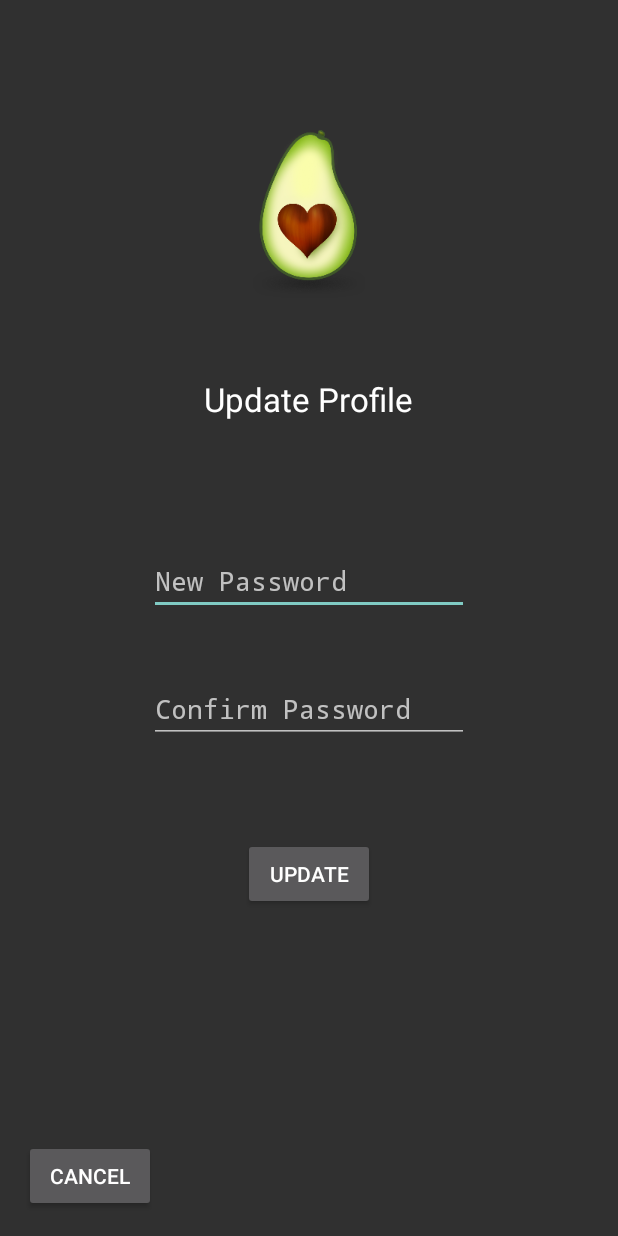
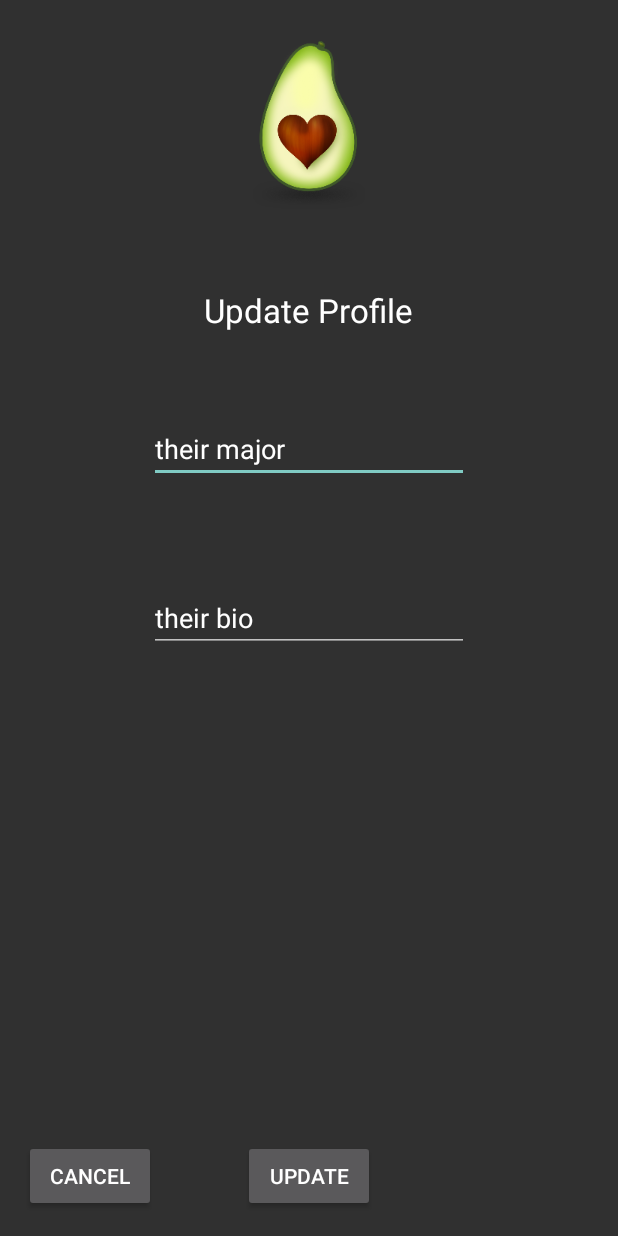
Before and after one commit to adityavishwanath/FreshAvocados, an Android app: the EditProfileActivity screen opened directly, with no data from a screen before it, on a phone screen of 412 x 824 dp. Run offline under Robolectric (Android 15) with nearby library versions, the phone set to English and light mode, and no system bars; 2 statements that could not run were skipped.

Commit message:
Bio/Major are now fully integrated into the app

```diff
--- a/app/src/main/res/layout/activity_edit_profile.xml
+++ b/app/src/main/res/layout/activity_edit_profile.xml
@@ -17,7 +17,6 @@
         android:clickable="true"
         android:baselineAlignBottom="false"
         android:adjustViewBounds="false"
-        android:layout_marginTop="59dp"
         android:layout_alignParentTop="true"
         android:layout_centerHorizontal="true" />
 
@@ -35,43 +34,47 @@
     <EditText
         android:layout_width="wrap_content"
         android:layout_height="wrap_content"
-        android:inputType="textPassword"
         android:ems="10"
-        android:id="@+id/new_password"
-        android:hint="@string/new_password"
+        android:id="@+id/majorEdit"
+        android:layout_marginTop="55dp"
+        android:inputType="text"
+        android:text="their major"
+        android:editable="true"
         android:layout_below="@+id/updateProfile"
         android:layout_centerHorizontal="true"
-        android:layout_marginTop="84dp" />
-
-    <EditText
-        android:layout_width="wrap_content"
-        android:layout_height="wrap_content"
-        android:inputType="textPassword"
-        android:ems="10"
-        android:id="@+id/confirm_new_password"
-        android:hint="@string/confirm_password"
-        android:layout_marginTop="40dp"
-        android:layout_below="@+id/new_password"
-        android:layout_alignStart="@+id/new_password" />
+        android:hint="Major" />
 
     <Button
         android:layout_width="wrap_content"
         android:layout_height="wrap_content"
         android:id="@+id/updateButton"
-        android:layout_below="@+id/confirm_new_password"
-        android:layout_centerHorizontal="true"
-        android:layout_marginTop="63dp"
         android:text="Update"
         android:clickable="true"
-        android:onClick="onClickUpdate" />
+        android:onClick="onClickUpdate"
+        android:layout_alignParentBottom="true"
+        android:layout_centerHorizontal="true" />
 
     <Button
         android:layout_width="wrap_content"
         android:layout_height="wrap_content"
-        android:id="@+id/button3"
+        android:id="@+id/cancelButton"
         android:text="Cancel"
         android:clickable="true"
         android:layout_alignParentBottom="true"
         android:layout_alignParentStart="true"
-        android:onClick="onClickCancelEditProfile" />
+        android:onClick="onClickCancelEditProfile"
+        android:enabled="true" />
+
+    <EditText
+        android:layout_width="wrap_content"
+        android:layout_height="wrap_content"
+        android:id="@+id/bioEdit"
+        android:ems="10"
+        android:editable="true"
+        android:hint="Bio"
+        android:enabled="true"
+        android:inputType="textMultiLine"
+        android:layout_centerVertical="true"
+        android:layout_alignStart="@+id/majorEdit"
+        android:text="their bio" />
 </RelativeLayout>
--- a/app/src/main/res/layout/activity_registration.xml
+++ b/app/src/main/res/layout/activity_registration.xml
@@ -134,6 +134,7 @@
         android:hint="Bio"
         android:layout_below="@+id/confirm_password"
         android:layout_alignStart="@+id/confirm_password"
-        android:enabled="true" />
+        android:enabled="true"
+        android:inputType="textMultiLine" />
 
 </RelativeLayout>
--- a/app/src/main/res/layout/activity_view_profile.xml
+++ b/app/src/main/res/layout/activity_view_profile.xml
@@ -111,7 +111,7 @@
         android:layout_height="wrap_content"
         android:text="@string/edit_profile"
         android:id="@+id/editProfileButton"
-        android:onClick="onClickConfirmPassword"
+        android:onClick="onClickEditProfile"
         android:enabled="true"
         android:clickable="true"
         android:layout_above="@+id/changePassButton"
@@ -165,6 +165,7 @@
         android:id="@+id/changePassButton"
         android:enabled="true"
         android:layout_alignParentBottom="true"
-        android:layout_alignParentEnd="true" />
+        android:layout_alignParentEnd="true"
+        android:onClick="onClickChangePassword" />
 
 </RelativeLayout>
```
Also changed, not shown: app/src/main/java/com/cs2340/officehours/freshavocados/controller/EditProfileActivity.java (+19 -12 lines), app/src/main/java/com/cs2340/officehours/freshavocados/controller/ViewProfileActivity.java (+7 -1 lines).
